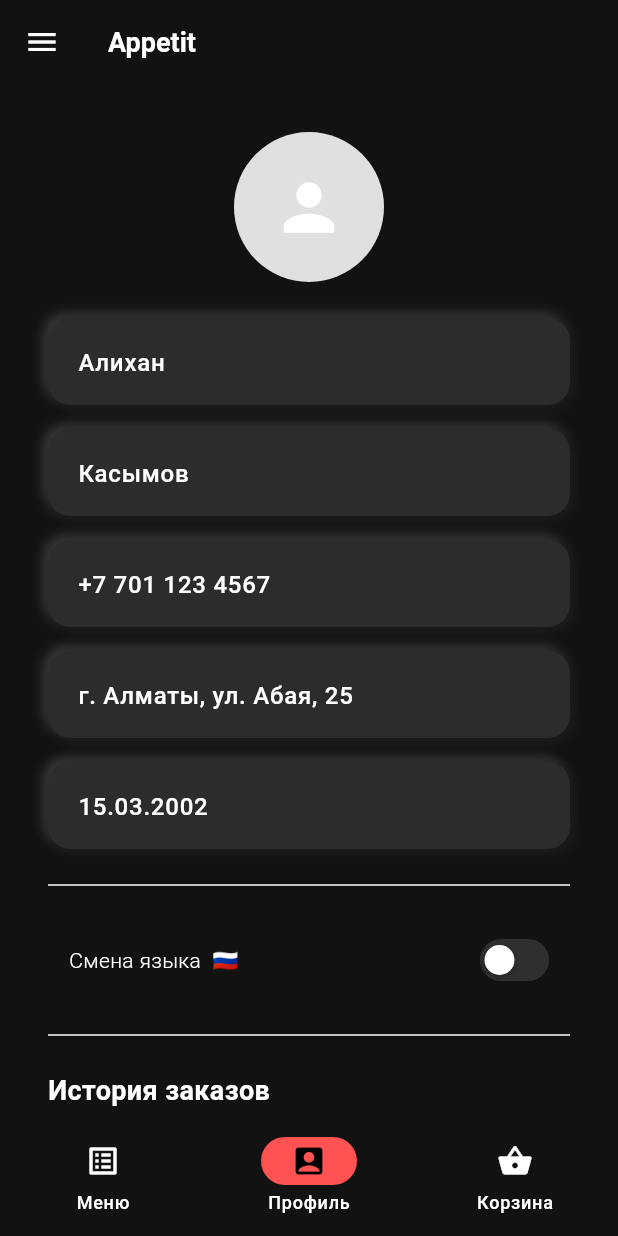
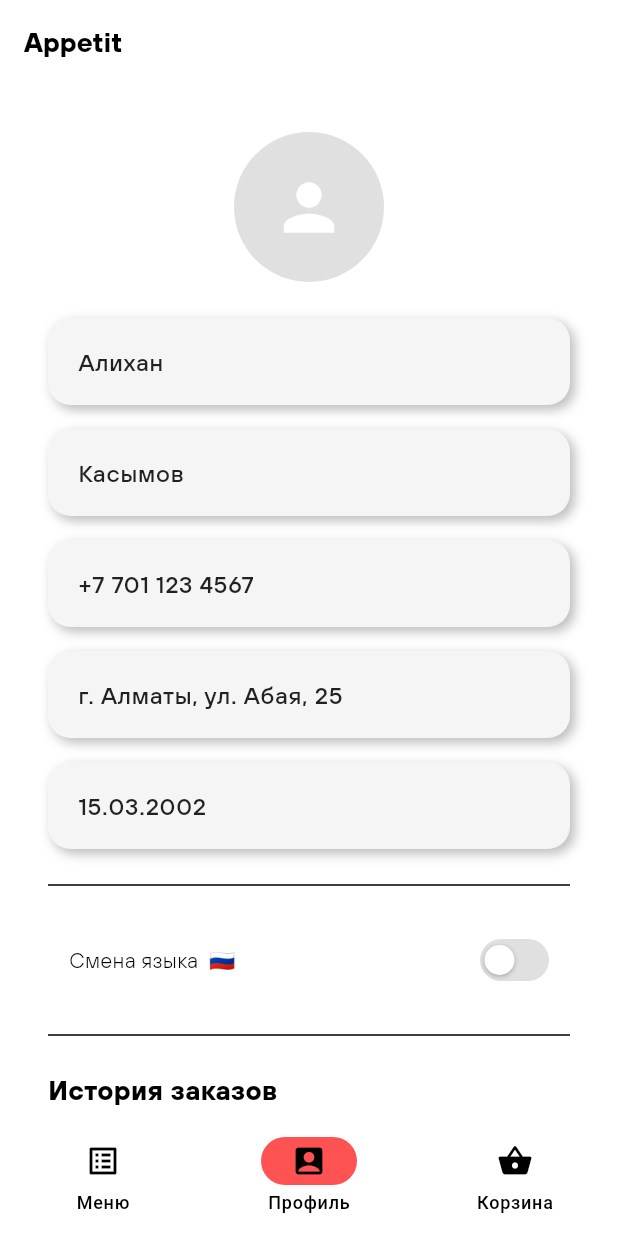
Before and after one commit to Spydonny/appetit, a Flutter app: the screen it shows after launch, item 2 of the bottom bar chosen, on a phone screen of 412 x 824 dp. Run offline on Flutter 3.47's test engine with Material 3 defaults, Android fonts, the phone set to English and light mode, and no system bars; our stand-ins replace easy_localization, story_view; network calls fail.

```diff
--- a/lib/core/theme/app_theme.dart
+++ b/lib/core/theme/app_theme.dart
@@ -3,7 +3,7 @@ import 'calligraphy.dart';
 
 class AppTheme {
   static ThemeData darkTheme = ThemeData.from(
-    colorScheme: const ColorScheme.dark(
+    colorScheme: const ColorScheme.light(
       primary: Colors.red,
       secondary: Colors.redAccent,
     ),
--- a/lib/features/main/view/pages_screens/main_page.dart
+++ b/lib/features/main/view/pages_screens/main_page.dart
@@ -23,32 +23,6 @@ class _MainPageState extends State<MainPage> {
   @override
   Widget build(BuildContext context) {
     return Scaffold(
-      drawer: Drawer(
-        backgroundColor: Colors.white,
-        child: ListView(
-          padding: EdgeInsets.zero,
-          children: [
-            DrawerHeader(
-              decoration: const BoxDecoration(color: Colors.red),
-              child: Text(
-                tr("menu"),
-                style: const TextStyle(color: Colors.white, fontSize: 24),
-              ),
-            ),
-            ListTile(
-              leading: const Icon(Icons.home),
-              title: Text(tr("home")), // 🔑
-              onTap: () {},
-            ),
-            ListTile(
-              leading: const Icon(Icons.settings),
-              title: Text(tr("settings")), // 🔑
-              onTap: () {},
-            ),
-          ],
-        ),
-      ),
-
       appBar: AppBar(
         title: const Text('Appetit'),
       ),
--- a/lib/features/main/view/pages_screens/profile_screen.dart
+++ b/lib/features/main/view/pages_screens/profile_screen.dart
@@ -17,7 +17,7 @@ class _ProfileScreenState extends State<ProfileScreen> {
   late TextEditingController _addressController;
   late TextEditingController _birthDateController;
 
-  bool isKazakh = false;
+  final ValueNotifier<bool> isKazakh = ValueNotifier<bool>(false);
 
   // Заглушка для истории заказов
   final List<Map<String, dynamic>> orders = [
@@ -110,13 +110,13 @@ class _ProfileScreenState extends State<ProfileScreen> {
             children: [
               Expanded(
                 child: InsetSwitch(
-                  label: '${tr("change_language")}  ${isKazakh ? '🇰🇿' : '🇷🇺'}',
-                  value: isKazakh,
+                  label: '${tr("change_language")}  ${isKazakh.value ? '🇰🇿' : '🇷🇺'}',
+                  value: isKazakh.value,
                   onChanged: (value) {
                     setState(() {
-                      isKazakh = value;
+                      isKazakh.value = value;
                     });
-                    context.setLocale(Locale(isKazakh ? 'kk' : 'ru'));
+                    context.setLocale(Locale(isKazakh.value ? 'kk' : 'ru'));
                   },
                 ),
               ),
--- a/lib/widgets/containers/default_container.dart
+++ b/lib/widgets/containers/default_container.dart
@@ -1,7 +1,7 @@
 import 'package:flutter/material.dart';
 
 class DefaultContainer extends StatelessWidget {
-  const DefaultContainer({super.key, this.width, this.height, this.color = Colors.white10,
+  const DefaultContainer({super.key, this.width, this.height, this.color = Colors.white12,
     this.padding = const EdgeInsets.all(32), this.margin = const EdgeInsets.all(8), required this.child,
   });
   final Widget child;
@@ -18,7 +18,8 @@ class DefaultContainer extends StatelessWidget {
       height: height,
       decoration: BoxDecoration(
         color: color,
-        borderRadius: BorderRadius.all(Radius.circular(30))
+        border: Border.all(color: Colors.black12),
+        borderRadius: BorderRadius.all(Radius.circular(30)),
       ),
       padding: padding,
       margin: margin,
--- a/lib/widgets/text_field/inset_textfield.dart
+++ b/lib/widgets/text_field/inset_textfield.dart
@@ -1,3 +1,5 @@
+import 'package:flutter/material.dart';
+
 import 'package:flutter/material.dart';
 
 class InsetTextField extends StatefulWidget {
@@ -8,7 +10,7 @@ class InsetTextField extends StatefulWidget {
   final bool? enabled;
   final int? minLines;
   final int? maxLines;
-  final ValueChanged<String>? onSubmitted; // ✅ новый колбэк
+  final ValueChanged<String>? onSubmitted;
 
   const InsetTextField({
     super.key,
@@ -37,7 +39,7 @@ class _InsetTextFieldState extends State<InsetTextField> {
 
   @override
   Widget build(BuildContext context) {
-    const backgroundColor = Color(0xFF2C2C2C);
+    const backgroundColor = Color(0xFFF5F5F5); // светлый фон
 
     return Container(
       padding: const EdgeInsets.symmetric(horizontal: 20, vertical: 5),
@@ -48,12 +50,12 @@ class _InsetTextFieldState extends State<InsetTextField> {
           BoxShadow(
             offset: Offset(-3, -3),
             blurRadius: 6,
-            color: Color(0xFF3A3A3A),
+            color: Colors.white, // светлый верхний блик
           ),
           BoxShadow(
             offset: Offset(3, 3),
             blurRadius: 6,
-            color: Color(0xFF1A1A1A),
+            color: Color(0xFFBDBDBD), // мягкая серая тень
           ),
         ],
       ),
@@ -64,17 +66,17 @@ class _InsetTextFieldState extends State<InsetTextField> {
         minLines: widget.obscureText ? 1 : widget.minLines,
         maxLines: widget.obscureText ? 1 : widget.maxLines,
         keyboardType: (widget.maxLines == null || (widget.maxLines ?? 1) > 1)
-            ? TextInputType.multiline   // ✅ многострочный
-            : widget.keyboardType,      // ✅ дефолтный
+            ? TextInputType.multiline
+            : widget.keyboardType,
         textInputAction: (widget.maxLines == null || (widget.maxLines ?? 1) > 1)
-            ? TextInputAction.newline   // ✅ Enter = перенос строки
-            : TextInputAction.done,     // ✅ Enter = submit
+            ? TextInputAction.newline
+            : TextInputAction.done,
         onSubmitted: (value) {
           if ((widget.maxLines ?? 1) == 1 && widget.onSubmitted != null) {
             widget.onSubmitted!(value);
           }
         },
-        style: const TextStyle(color: Colors.white),
+        style: const TextStyle(color: Colors.black87),
         decoration: InputDecoration(
           border: InputBorder.none,
           hintText: widget.hintText,
@@ -83,7 +85,7 @@ class _InsetTextFieldState extends State<InsetTextField> {
               ? IconButton(
             icon: Icon(
               _obscure ? Icons.visibility_off : Icons.visibility,
-              color: Colors.grey[400],
+              color: Colors.grey[600],
             ),
             onPressed: () {
               setState(() {
@@ -93,8 +95,7 @@ class _InsetTextFieldState extends State<InsetTextField> {
           )
               : null,
         ),
-      )
-      ,
+      ),
     );
   }
 }
```
Also changed, not shown: lib/features/main/view/pages_screens/cart_screen.dart (+5 -4 lines), lib/features/main/view/pages_screens/menu_screen.dart (+5 -4 lines), lib/widgets/drop_down_buttons/inset_drop_down.dart (+9 -6 lines), pubspec.yaml (+9 -11 lines).
